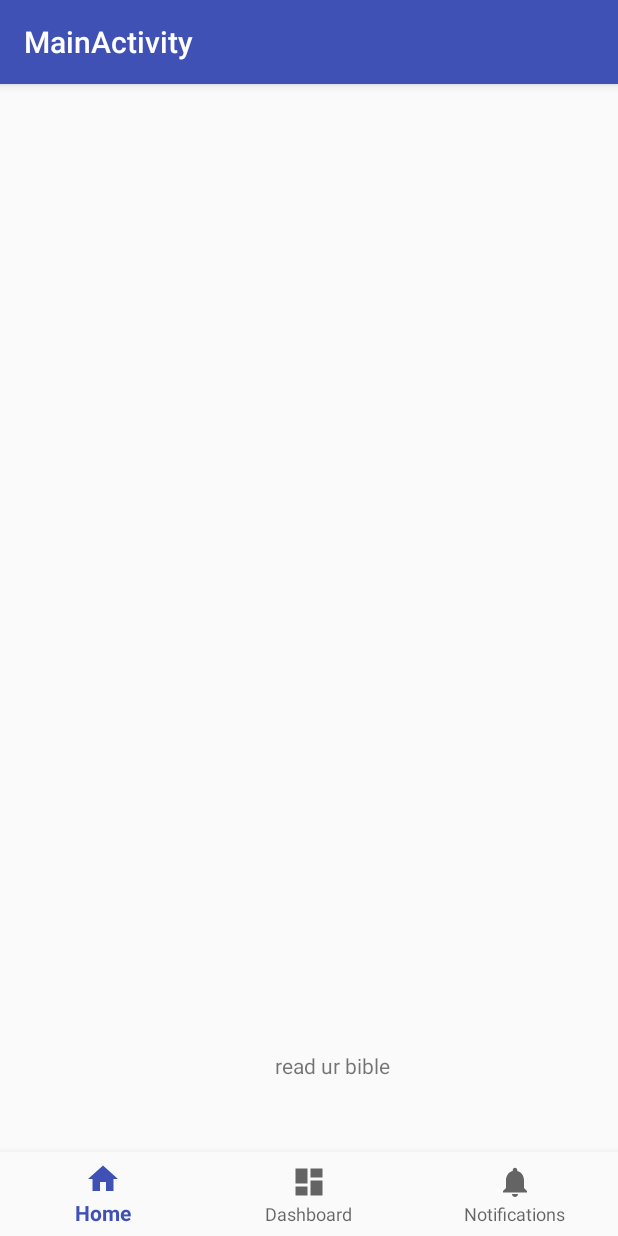
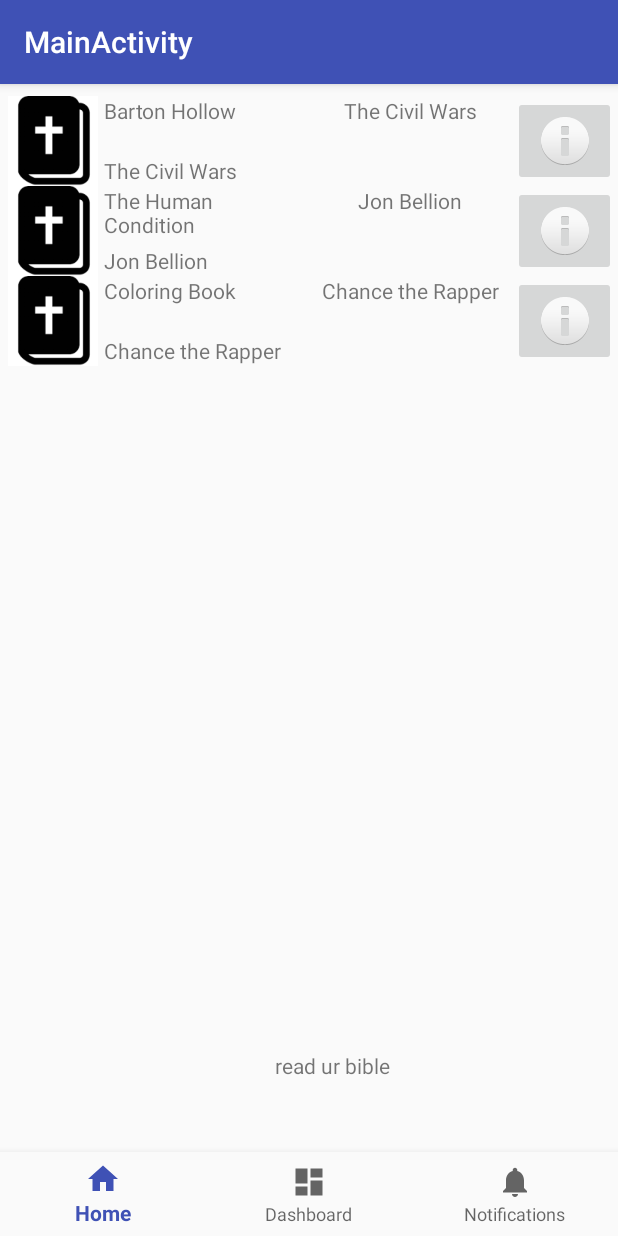
Before and after one commit to amikmandal/LendIt, an Android app: the MainActivity screen opened directly, with no data from a screen before it, on a phone screen of 412 x 824 dp. Run offline under Robolectric (Android 15) with nearby library versions, the phone set to English and light mode, and no system bars; Roboto replaces fonts that are not available here.

Commit message:
ugly (but functional) transaction feed

```diff
--- a/app/build.gradle
+++ b/app/build.gradle
@@ -4,7 +4,7 @@ android {
     compileSdkVersion 26
     defaultConfig {
         applicationId "com.example.sabrinapin.lendit"
-        minSdkVersion 15
+        minSdkVersion 21
         targetSdkVersion 26
         versionCode 1
         versionName "1.0"
--- a/app/src/main/java/com/example/sabrinapin/lendit/LoginActivity.java
+++ b/app/src/main/java/com/example/sabrinapin/lendit/LoginActivity.java
@@ -55,7 +55,7 @@ public class LoginActivity extends AppCompatActivity  {
     CallbackManager callbackManager;
 
 
-    //BIG PROBLEM WITH COMING BACK IN AFTER ALREADY LOGGING IN
+    //TODO BIG PROBLEM WITH COMING BACK IN AFTER ALREADY LOGGING IN
 
     @Override
     protected void onCreate(Bundle savedInstanceState) {
--- a/app/src/main/java/com/example/sabrinapin/lendit/MainActivity.java
+++ b/app/src/main/java/com/example/sabrinapin/lendit/MainActivity.java
@@ -4,6 +4,8 @@ import android.os.Bundle;
 import android.support.annotation.NonNull;
 import android.support.design.widget.BottomNavigationView;
 import android.support.v7.app.AppCompatActivity;
+import android.support.v7.widget.LinearLayoutManager;
+import android.support.v7.widget.RecyclerView;
 import android.view.MenuItem;
 import android.widget.TextView;
 
@@ -38,6 +40,12 @@ public class MainActivity extends AppCompatActivity {
         super.onCreate(savedInstanceState);
         setContentView(R.layout.activity_main);
 
+        String[] mPeople = this.getResources().getStringArray(R.array.peopleNames);
+        String[] mObjects = this.getResources().getStringArray((R.array.objectNames));
+        String[] mDates = this.getResources().getStringArray((R.array.dates));
+        RecyclerView rv = findViewById(R.id.recyclerView);
+        rv.setAdapter(new TransactionAdapter(this, mPeople, mObjects, mDates));
+        rv.setLayoutManager(new LinearLayoutManager(this));
 
         mTextMessage = (TextView) findViewById(R.id.message);
         BottomNavigationView navigation = (BottomNavigationView) findViewById(R.id.navigation);
--- a/app/src/main/java/com/example/sabrinapin/lendit/TransactionAdapter.java
+++ b/app/src/main/java/com/example/sabrinapin/lendit/TransactionAdapter.java
@@ -1,6 +1,7 @@
 package com.example.sabrinapin.lendit;
 
 import android.content.Context;
+import android.graphics.drawable.Drawable;
 import android.support.v7.widget.RecyclerView;
 import android.view.LayoutInflater;
 import android.view.View;
@@ -10,6 +11,8 @@ import android.widget.ImageView;
 import android.widget.LinearLayout;
 import android.widget.TextView;
 
+import org.w3c.dom.Text;
+
 /**
  * Created by sabrinapin on 4/7/18.
  */
@@ -18,6 +21,7 @@ public class TransactionAdapter extends RecyclerView.Adapter<TransactionAdapter.
 
     final Context mContext;
     String[] mPeople;
+    String [] mDates;
     String[] mObjects;
 
 
@@ -31,8 +35,7 @@ public class TransactionAdapter extends RecyclerView.Adapter<TransactionAdapter.
         transactionHolder.mButton.setOnClickListener(new View.OnClickListener() {
             @Override
             public void onClick(View view) {
-                //this stuff comes from album holder . xml
-//                openAlbum(mAlbums[albumHolder.getAdapterPosition()], mArtists[albumHolder.getAdapterPosition()]);
+                //TODO info button activity
             }
         });
 
@@ -40,14 +43,24 @@ public class TransactionAdapter extends RecyclerView.Adapter<TransactionAdapter.
     }
 
     @Override
-    public void onBindViewHolder(ViewHolder holder, int position) {
+    public void onBindViewHolder(ViewHolder holder, int pos) {
+        Drawable objectArtwork;
+        Drawable infoArtwork = mContext.getDrawable(android.R.drawable.ic_dialog_info);
+        int drawableId = mContext.getResources().getIdentifier("bible", "drawable", mContext.getPackageName());
+        objectArtwork = mContext.getDrawable(drawableId);
+        holder.mImageView.setImageDrawable(objectArtwork);
+        holder.mButton.setImageDrawable(infoArtwork);
+        holder.mDate.setText(mDates[pos]);
+        holder.mPerson.setText(mPeople[pos]);
+        holder.mObject.setText(mObjects[pos]);
 
     }
 
     @Override
     public int getItemCount() {
-        return 0;
+        return mPeople.length;
     }
+
 
     public class ViewHolder extends RecyclerView.ViewHolder {
         LinearLayout mLinearLayout;
@@ -55,6 +68,7 @@ public class TransactionAdapter extends RecyclerView.Adapter<TransactionAdapter.
         TextView mDate;
         TextView mPerson;
         ImageButton mButton;
+        TextView mObject;
 
 
         public ViewHolder(View itemView) {
@@ -69,17 +83,18 @@ public class TransactionAdapter extends RecyclerView.Adapter<TransactionAdapter.
             this.mPerson = itemView.findViewById(R.id.mPerson);
             this.mDate = itemView.findViewById(R.id.mDate);
             this.mButton = itemView.findViewById(R.id.mButton);
+            this.mObject = itemView.findViewById(R.id.mObject);
 
 
         }
 
     }
 
-    public TransactionAdapter(Context c, String[] people, String[] objects) {
+    public TransactionAdapter(Context c, String[] people, String[] objects, String[] dates) {
         mContext = c;
         mPeople = people;
         mObjects = objects;
-
+        mDates = dates;
     }
 
 }
--- a/app/src/main/res/values/strings.xml
+++ b/app/src/main/res/values/strings.xml
@@ -20,4 +20,23 @@
     <string name="facebook_app_id">1789564747753653</string>
     <string name="fb_login_protocol_scheme">fb1789564747753653</string>
 
+
+    <string-array name="peopleNames">
+        <item>Barton Hollow</item>
+        <item>The Human Condition</item>
+        <item>Coloring Book</item>
+    </string-array>
+
+    <string-array name="objectNames">
+        <item>The Civil Wars</item>
+        <item>Jon Bellion</item>
+        <item>Chance the Rapper</item>
+    </string-array>
+
+    <string-array name="dates">
+        <item>The Civil Wars</item>
+        <item>Jon Bellion</item>
+        <item>Chance the Rapper</item>
+    </string-array>
+
 </resources>
```
Also changed, not shown: app/src/main/res/drawable/bible.png (added).
